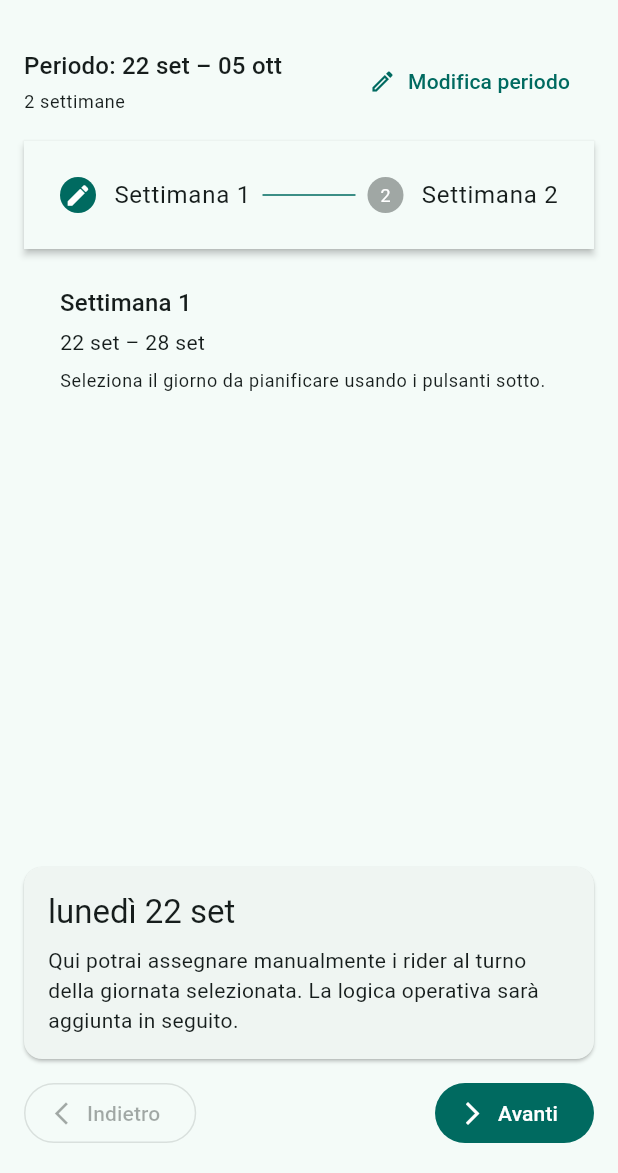
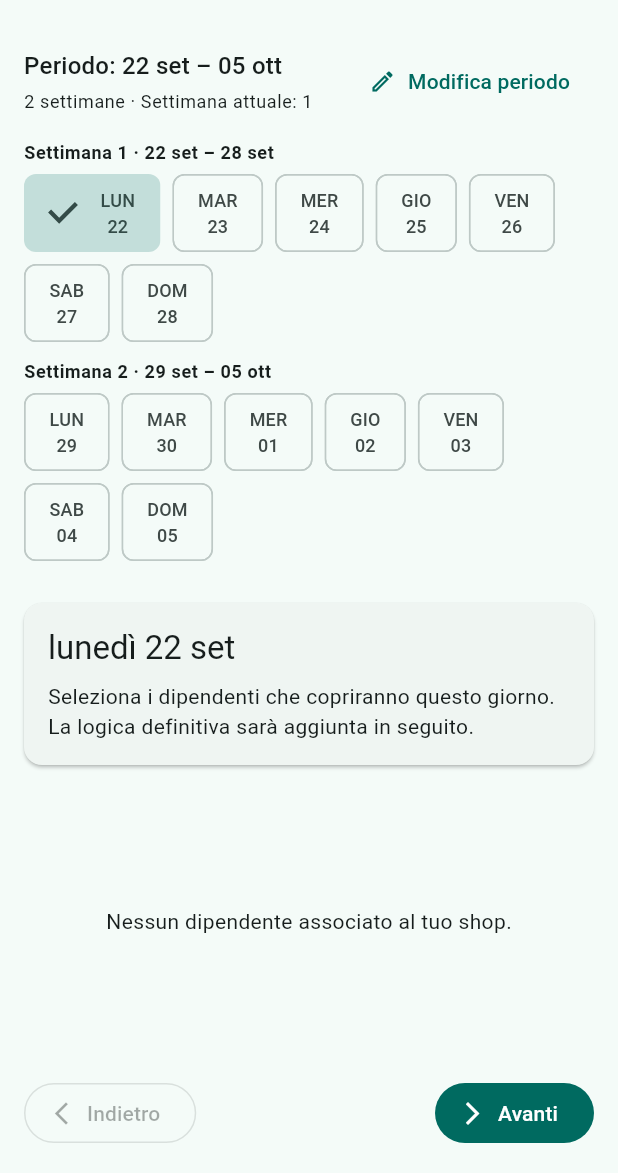
Before and after one commit to leopu00/turni, a Flutter app: the ShiftGenerationPage screen opened directly, after a tap on "Inizia pianificazione", on a phone screen of 412 x 824 dp, the part 63-1236 px from its top. Run offline on Flutter 3.47's test engine with Material 3 defaults, Android fonts, the phone set to English and light mode, and no system bars; our stand-ins replace supabase_flutter; accounts and stored records are empty.

Commit message:
feat(boss): replace week stepper with day navigator and colleague checklist

```diff
--- a/lib/pages/shift_generation_page.dart
+++ b/lib/pages/shift_generation_page.dart
@@ -1,5 +1,9 @@
 import 'package:flutter/material.dart';
 import 'package:intl/intl.dart';
+import 'package:supabase_flutter/supabase_flutter.dart';
+
+import '../data/repositories/shop_repository.dart';
+import '../models/supabase/profile.dart';
 
 class ShiftGenerationPage extends StatefulWidget {
   const ShiftGenerationPage({super.key});
@@ -11,6 +15,7 @@ class ShiftGenerationPage extends StatefulWidget {
 class _ShiftGenerationPageState extends State<ShiftGenerationPage> {
   static final DateFormat _weekFmt = DateFormat('dd MMM', 'it_IT');
   static final DateFormat _dayFmt = DateFormat('EEEE dd MMM', 'it_IT');
+  static final DateFormat _keyFmt = DateFormat('yyyy-MM-dd');
 
   final List<int> _availableWeeks = [1, 2, 3, 4];
 
@@ -18,14 +23,43 @@ class _ShiftGenerationPageState extends State<ShiftGenerationPage> {
   List<DateTime> _days = const [];
 
   int _weeks = 2;
-  int _currentWeek = 0;
   int _currentDayIndex = 0;
   bool _configured = false;
+
+  List<Profile> _colleagues = const [];
+  bool _loadingColleagues = false;
+  String? _colleaguesError;
+  final Map<String, Set<String>> _dailySelections = {};
 
   @override
   void initState() {
     super.initState();
     _startDate = _nextWeekMonday(DateTime.now());
+    _loadColleagues();
+  }
+
+  Future<void> _loadColleagues() async {
+    final currentUserId = Supabase.instance.client.auth.currentUser?.id;
+    setState(() {
+      _loadingColleagues = true;
+      _colleaguesError = null;
+    });
+    try {
+      final result = await ShopRepository.instance
+          .fetchColleaguesForCurrentUser();
+      final filtered = result.colleagues
+          .where((p) => p.role != 'boss' || p.id == currentUserId)
+          .toList();
+      setState(() {
+        _colleagues = filtered;
+        _loadingColleagues = false;
+      });
+    } catch (e) {
+      setState(() {
+        _colleaguesError = e.toString();
+        _loadingColleagues = false;
+      });
+    }
   }
 
   DateTime _nextWeekMonday(DateTime from) {
@@ -39,7 +73,6 @@ class _ShiftGenerationPageState extends State<ShiftGenerationPage> {
     if (_currentDayIndex == 0) return;
     setState(() {
       _currentDayIndex--;
-      _currentWeek = _currentDayIndex ~/ 7;
     });
   }
 
@@ -47,16 +80,10 @@ class _ShiftGenerationPageState extends State<ShiftGenerationPage> {
     if (_currentDayIndex >= _days.length - 1) return;
     setState(() {
       _currentDayIndex++;
-      _currentWeek = _currentDayIndex ~/ 7;
     });
   }
 
-  void _onWeekTapped(int step) {
-    setState(() {
-      _currentWeek = step;
-      _currentDayIndex = step * 7;
-    });
-  }
+  void _setDayIndex(int index) => setState(() => _currentDayIndex = index);
 
   Future<void> _pickStartDate() async {
     final picked = await showDatePicker(
@@ -79,11 +106,20 @@ class _ShiftGenerationPageState extends State<ShiftGenerationPage> {
         _weeks * 7,
         (i) => _startDate.add(Duration(days: i)),
       );
-      _currentWeek = 0;
       _currentDayIndex = 0;
       _configured = true;
+      for (final day in _days) {
+        _ensureDayEntry(day);
+      }
     });
   }
+
+  void _ensureDayEntry(DateTime day) {
+    final key = _dayKey(day);
+    _dailySelections.putIfAbsent(key, () => <String>{});
+  }
+
+  String _dayKey(DateTime day) => _keyFmt.format(day);
 
   @override
   Widget build(BuildContext context) {
@@ -112,6 +148,7 @@ class _ShiftGenerationPageState extends State<ShiftGenerationPage> {
     final periodEnd = _days.last;
     final currentDay = _days[_currentDayIndex];
     final weeksLabel = _weeks == 1 ? '1 settimana' : '$_weeks settimane';
+    final currentWeek = _currentDayIndex ~/ 7;
 
     return Column(
       crossAxisAlignment: CrossAxisAlignment.start,
@@ -129,7 +166,7 @@ class _ShiftGenerationPageState extends State<ShiftGenerationPage> {
                   ),
                   const SizedBox(height: 4),
                   Text(
-                    weeksLabel,
+                    '$weeksLabel · Settimana attuale: ${currentWeek + 1}',
                     style: Theme.of(context).textTheme.bodySmall,
                   ),
                 ],
@@ -143,30 +180,10 @@ class _ShiftGenerationPageState extends State<ShiftGenerationPage> {
           ],
         ),
         const SizedBox(height: 16),
-        Expanded(
-          child: Stepper(
-            type: StepperType.horizontal,
-            currentStep: _currentWeek,
-            onStepTapped: _onWeekTapped,
-            controlsBuilder: (_, __) => const SizedBox.shrink(),
-            steps: List.generate(_weeks, (index) {
-              final start = _days[index * 7];
-              final end = _days[(index + 1) * 7 - 1];
-              return Step(
-                title: Text('Settimana ${index + 1}'),
-                content: _WeekContent(
-                  weekLabel: 'Settimana ${index + 1}',
-                  start: start,
-                  end: end,
-                  isActive: _currentWeek == index,
-                ),
-                isActive: _currentWeek == index,
-                state: _currentWeek == index
-                    ? StepState.editing
-                    : StepState.indexed,
-              );
-            }),
-          ),
+        _DayNavigator(
+          days: _days,
+          currentIndex: _currentDayIndex,
+          onDaySelected: _setDayIndex,
         ),
         const SizedBox(height: 16),
         Card(
@@ -182,13 +199,15 @@ class _ShiftGenerationPageState extends State<ShiftGenerationPage> {
                 ),
                 const SizedBox(height: 8),
                 Text(
-                  'Qui potrai assegnare manualmente i rider al turno della giornata selezionata. La logica operativa sarà aggiunta in seguito.',
+                  'Seleziona i dipendenti che copriranno questo giorno. La logica definitiva sarà aggiunta in seguito.',
                   style: Theme.of(context).textTheme.bodyMedium,
                 ),
               ],
             ),
           ),
         ),
+        const SizedBox(height: 12),
+        Expanded(child: _buildEmployeeChecklist(currentDay)),
         const SizedBox(height: 12),
         Row(
           mainAxisAlignment: MainAxisAlignment.spaceBetween,
@@ -221,7 +240,7 @@ class _ShiftGenerationPageState extends State<ShiftGenerationPage> {
         ),
         const SizedBox(height: 16),
         DropdownButtonFormField<int>(
-          value: _weeks,
+          initialValue: _weeks,
           decoration: const InputDecoration(
             labelText: 'Numero di settimane',
             border: OutlineInputBorder(),
@@ -259,46 +278,160 @@ class _ShiftGenerationPageState extends State<ShiftGenerationPage> {
         FilledButton.icon(
           icon: const Icon(Icons.play_arrow),
           label: const Text('Inizia pianificazione'),
-          onPressed: _startPlanning,
+          onPressed: _loadingColleagues ? null : _startPlanning,
         ),
+        if (_loadingColleagues)
+          const Padding(
+            padding: EdgeInsets.only(top: 12),
+            child: Center(child: CircularProgressIndicator()),
+          ),
+        if (_colleaguesError != null)
+          Padding(
+            padding: const EdgeInsets.only(top: 12),
+            child: Text(
+              'Errore caricando i dipendenti: $_colleaguesError',
+              style: TextStyle(color: Theme.of(context).colorScheme.error),
+            ),
+          ),
       ],
     );
   }
+
+  Widget _buildEmployeeChecklist(DateTime day) {
+    if (_loadingColleagues) {
+      return const Center(child: CircularProgressIndicator());
+    }
+    if (_colleaguesError != null) {
+      return Center(
+        child: Text(
+          'Errore nel recupero dei dipendenti: $_colleaguesError',
+          textAlign: TextAlign.center,
+        ),
+      );
+    }
+    if (_colleagues.isEmpty) {
+      return Center(
+        child: Text(
+          'Nessun dipendente associato al tuo shop.',
+          style: Theme.of(context).textTheme.bodyMedium,
+        ),
+      );
+    }
+
+    final key = _dayKey(day);
+    final selected = _dailySelections[key] ?? <String>{};
+
+    return ListView.separated(
+      itemCount: _colleagues.length,
+      separatorBuilder: (context, _) => const Divider(height: 1),
+      itemBuilder: (context, index) {
+        final profile = _colleagues[index];
+        final label = _labelFor(profile);
+        final checked = selected.contains(profile.id);
+        return CheckboxListTile(
+          value: checked,
+          title: Text(label),
+          subtitle: Text(profile.email),
+          onChanged: (_) => _toggleEmployeeForDay(key, profile.id),
+        );
+      },
+    );
+  }
+
+  void _toggleEmployeeForDay(String key, String employeeId) {
+    setState(() {
+      final set = _dailySelections.putIfAbsent(key, () => <String>{});
+      if (!set.add(employeeId)) {
+        set.remove(employeeId);
+      }
+    });
+  }
+
+  String _labelFor(Profile profile) {
+    final display = profile.displayName?.trim();
+    if (display != null && display.isNotEmpty) return display;
+    final username = profile.username?.trim();
+    if (username != null && username.isNotEmpty) return username;
+    return profile.email;
+  }
 }
 
-class _WeekContent extends StatelessWidget {
-  const _WeekContent({
-    required this.weekLabel,
-    required this.start,
-    required this.end,
-    required this.isActive,
+class _DayNavigator extends StatelessWidget {
+  const _DayNavigator({
+    required this.days,
+    required this.currentIndex,
+    required this.onDaySelected,
   });
 
-  final String weekLabel;
-  final DateTime start;
-  final DateTime end;
-  final bool isActive;
+  final List<DateTime> days;
+  final int currentIndex;
+  final ValueChanged<int> onDaySelected;
 
   @override
   Widget build(BuildContext context) {
-    final range =
-        '${DateFormat('dd MMM', 'it_IT').format(start)} – '
-        '${DateFormat('dd MMM', 'it_IT').format(end)}';
+    if (days.isEmpty) return const SizedBox.shrink();
+
+    final theme = Theme.of(context);
+    final locale = const Locale('it');
+    final dayFormatter = DateFormat('EEE', locale.toLanguageTag());
+    final dateFormatter = DateFormat('dd', locale.toLanguageTag());
+    final rangeFormatter = DateFormat('dd MMM', locale.toLanguageTag());
+
+    final List<Widget> sections = [];
+    final weekCount = (days.length / 7).ceil();
+    for (int week = 0; week < weekCount; week++) {
+      final start = week * 7;
+      final end = ((week + 1) * 7).clamp(0, days.length);
+      final weekDays = days.sublist(start, end);
+
+      sections
+        ..add(
+          Text(
+            'Settimana ${week + 1} · ${rangeFormatter.format(weekDays.first)} – ${rangeFormatter.format(weekDays.last)}',
+            style: theme.textTheme.bodySmall?.copyWith(
+              fontWeight: FontWeight.w600,
+            ),
+          ),
+        )
+        ..add(const SizedBox(height: 6))
+        ..add(
+          Wrap(
+            spacing: 8,
+            runSpacing: 8,
+            children: List.generate(weekDays.length, (index) {
+              final day = weekDays[index];
+              final globalIndex = start + index;
+              final selected = currentIndex == globalIndex;
+              final baseColor = theme.colorScheme.primary;
+              return ChoiceChip(
+                label: Column(
+                  mainAxisSize: MainAxisSize.min,
+                  children: [
+                    Text(
+                      dayFormatter.format(day).toUpperCase(),
+                      style: const TextStyle(fontSize: 12),
+                    ),
+                    Text(
+                      dateFormatter.format(day),
+                      style: const TextStyle(fontSize: 12),
+                    ),
+                  ],
+                ),
+                selected: selected,
+                onSelected: (_) => onDaySelected(globalIndex),
+                selectedColor: baseColor.withAlpha(
+                  (baseColor.a * 255 * 0.2).round(),
+                ),
+              );
+            }),
+          ),
+        )
+        ..add(const SizedBox(height: 12));
+    }
 
     return Column(
       crossAxisAlignment: CrossAxisAlignment.start,
-      children: [
-        Text(weekLabel, style: Theme.of(context).textTheme.titleMedium),
-        const SizedBox(height: 4),
-        Text(range, style: Theme.of(context).textTheme.bodyMedium),
-        const SizedBox(height: 8),
-        Text(
-          isActive
-              ? 'Seleziona il giorno da pianificare usando i pulsanti sotto.'
-              : 'Tocca lo step per passare a questa settimana.',
-          style: Theme.of(context).textTheme.bodySmall,
-        ),
-      ],
+      children: sections,
     );
   }
 }
```
